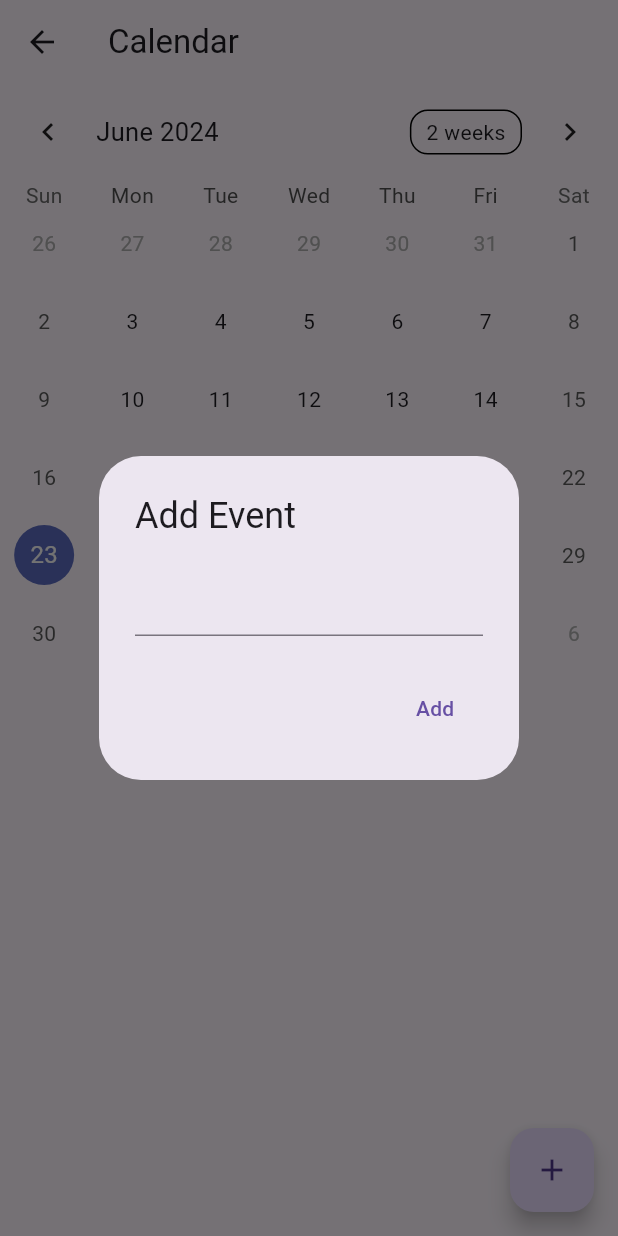
After one commit to YukeeHong/DSG, a Flutter app: the CalendarPage screen opened by its route, after a tap on the "add" icon, on a phone screen of 412 x 824 dp. The commit adds this screen. Run offline on Flutter 3.47's test engine with Material 3 defaults, Android fonts, the phone set to English and light mode, and no system bars; drawn by our look-alikes of table_calendar; our stand-ins replace hive, hive_flutter; missing offline and left inert: flutter_timer_countdown; accounts and stored records are empty.

```diff
--- a/lib/pages/budget_planner.dart
+++ b/lib/pages/budget_planner.dart
@@ -1,5 +1,5 @@
 import 'package:flutter/material.dart';
-  import 'package:hive_flutter/hive_flutter.dart';
+import 'package:hive_flutter/hive_flutter.dart';
 import 'package:nus_orbital_chronos/services/add_bill.dart';
 import 'package:nus_orbital_chronos/services/bill_list.dart';
 import 'package:nus_orbital_chronos/services/bill.dart';
--- a/lib/pages/home.dart
+++ b/lib/pages/home.dart
@@ -13,6 +13,7 @@ class _HomeState extends State<Home> {
   List<Service> services = [
     Service(title: 'Focus Mode', location: '/timer_config', appIcon: 'target.png'),
     Service(title: 'Budget Planner', location: '/budget_planner', appIcon: 'dollar.png'),
+    Service(title: 'Schedule', location: '/schedule', appIcon: 'tomato.png'),
   ];
 
   Widget build(BuildContext context) {
--- /dev/null
+++ b/lib/pages/schedule.dart
@@ -0,0 +1,114 @@
+import 'package:flutter/material.dart';
+import 'package:table_calendar/table_calendar.dart';
+import 'package:provider/provider.dart';
+import 'package:nus_orbital_chronos/services/event_provider.dart';
+import 'package:nus_orbital_chronos/services/event.dart';
+
+class CalendarPage extends StatefulWidget {
+  const CalendarPage({Key? key}) : super(key: key);
+
+  @override
+  _CalendarPageState createState() => _CalendarPageState();
+}
+
+class _CalendarPageState extends State<CalendarPage> {
+  late ValueNotifier<List<Event>> _selectedEvents;
+  CalendarFormat _calendarFormat = CalendarFormat.month;
+  DateTime _focusedDay = DateTime.now();
+  DateTime? _selectedDay;
+
+  @override
+  void initState() {
+    super.initState();
+    _selectedDay = _focusedDay;
+    _selectedEvents = ValueNotifier(_getEventsForDay(_selectedDay!));
+  }
+
+  @override
+  void dispose() {
+    _selectedEvents.dispose();
+    super.dispose();
+  }
+
+  List<Event> _getEventsForDay(DateTime day) {
+    return context.read<EventProvider>().getEventsForDay(day);
+  }
+
+  void _deleteEvent(Event event) {
+    context.read<EventProvider>().deleteEvent(_selectedDay!, event);
+    setState(() {
+      _selectedEvents.value = _getEventsForDay(_selectedDay!);
+    });
+  }
+
+  @override
+  Widget build(BuildContext context) {
+    return Scaffold(
+      appBar: AppBar(
+        title: Text('Calendar'),
+      ),
+      body: Column(
+        children: [
+          TableCalendar<Event>(
+            firstDay: DateTime.utc(2010, 10, 16),
+            lastDay: DateTime.utc(2030, 3, 14),
+            focusedDay: _focusedDay,
+            selectedDayPredicate: (day) => isSameDay(_selectedDay, day),
+            calendarFormat: _calendarFormat,
+            eventLoader: _getEventsForDay,
+            onDaySelected: (selectedDay, focusedDay) {
+              setState(() {
+                _selectedDay = selectedDay;
+                _focusedDay = focusedDay;
+                _selectedEvents.value = _getEventsForDay(selectedDay);
+              });
+            },
+            onFormatChanged: (format) {
+              setState(() {
+                _calendarFormat = format;
+              });
+            },
+          ),
+          ..._selectedEvents.value.map((event) => ListTile(
+            title: Text(event.title),
+            trailing: IconButton(
+              icon: Icon(Icons.delete),
+              onPressed: () => _deleteEvent(event),
+            ),
+          )),
+        ],
+      ),
+      floatingActionButton: FloatingActionButton(
+        onPressed: () => _addEventDialog(context),
+        child: Icon(Icons.add),
+      ),
+    );
+  }
+
+  void _addEventDialog(BuildContext context) {
+    final eventController = TextEditingController();
+
+    showDialog(
+      context: context,
+      builder: (context) => AlertDialog(
+        title: Text('Add Event'),
+        content: TextField(
+          controller: eventController,
+        ),
+        actions: [
+          TextButton(
+            onPressed: () {
+              if (eventController.text.isEmpty) return;
+              final event = Event(eventController.text);
+              context.read<EventProvider>().addEvent(_selectedDay!, event);
+              Navigator.of(context).pop();
+              eventController.clear();
+              _selectedEvents.value = _getEventsForDay(_selectedDay!);
+            },
+            child: Text('Add'),
+          ),
+        ],
+      ),
+    );
+  }
+}
--- a/lib/services/bill_list.dart
+++ b/lib/services/bill_list.dart
@@ -1,5 +1,4 @@
 import 'package:flutter/material.dart';
-import 'package:hive_flutter/hive_flutter.dart';
 import 'package:nus_orbital_chronos/services/bill.dart';
 
 class BillList extends StatelessWidget {
--- /dev/null
+++ b/lib/services/event.dart
@@ -0,0 +1,14 @@
+import 'package:hive/hive.dart';
+
+part 'event.g.dart';
+
+@HiveType(typeId: 1)
+class Event {
+  @HiveField(0)
+  final String title;
+
+  Event(this.title);
+
+  @override
+  String toString() => title;
+}
--- /dev/null
+++ b/lib/services/event_provider.dart
@@ -0,0 +1,26 @@
+import 'package:flutter/material.dart';
+import 'event.dart';
+
+class EventProvider extends ChangeNotifier {
+  final Map<DateTime, List<Event>> _events = {};
+
+  List<Event> getEventsForDay(DateTime day) {
+    return _events[day] ?? [];
+  }
+
+  void addEvent(DateTime day, Event event) {
+    if (_events[day] == null) {
+      _events[day] = [];
+    }
+    _events[day]!.add(event);
+    notifyListeners();
+  }
+
+  void deleteEvent(DateTime day, Event event) {
+    _events[day]?.remove(event);
+    if (_events[day]?.isEmpty ?? false) {
+      _events.remove(day);
+    }
+    notifyListeners();
+  }
+}
--- a/pubspec.yaml
+++ b/pubspec.yaml
@@ -33,6 +33,8 @@ dependencies:
   flutter_timer_countdown: ^1.0.7
   hive: ^2.0.4
   hive_flutter: ^1.1.0
+  table_calendar: ^3.0.2
+  provider: ^6.0.1
 
 
   # The following adds the Cupertino Icons font to your application.
```
Also changed, not shown: lib/main.dart (+15 -2 lines), lib/services/event.g.dart (added), pubspec.lock.
